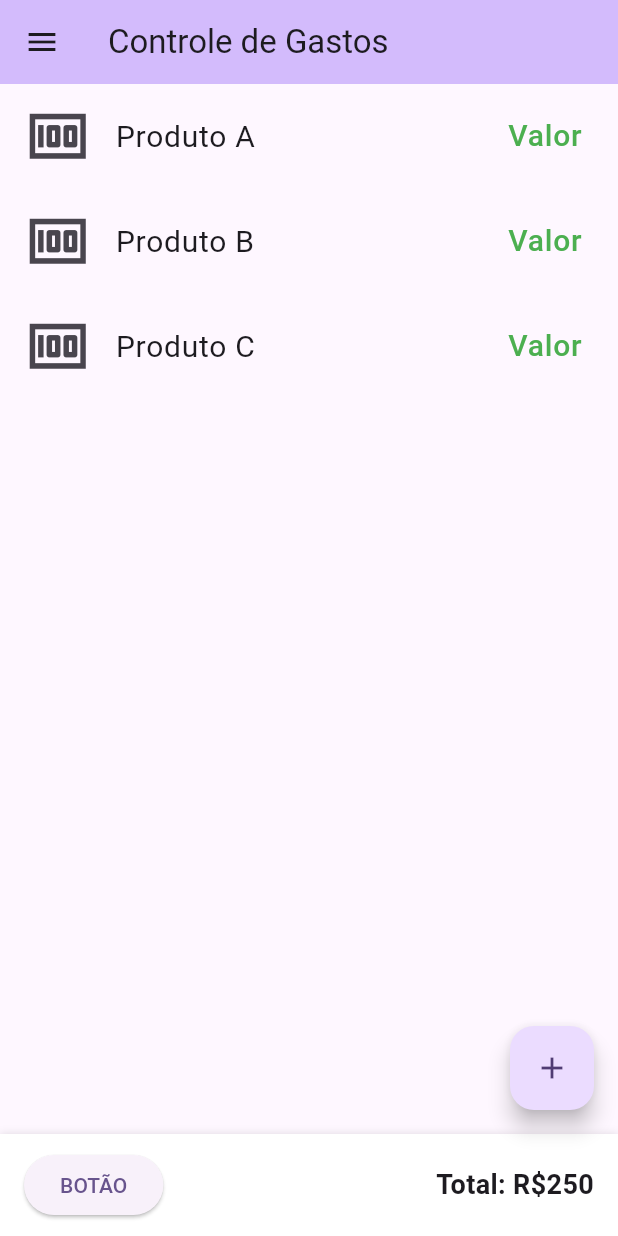
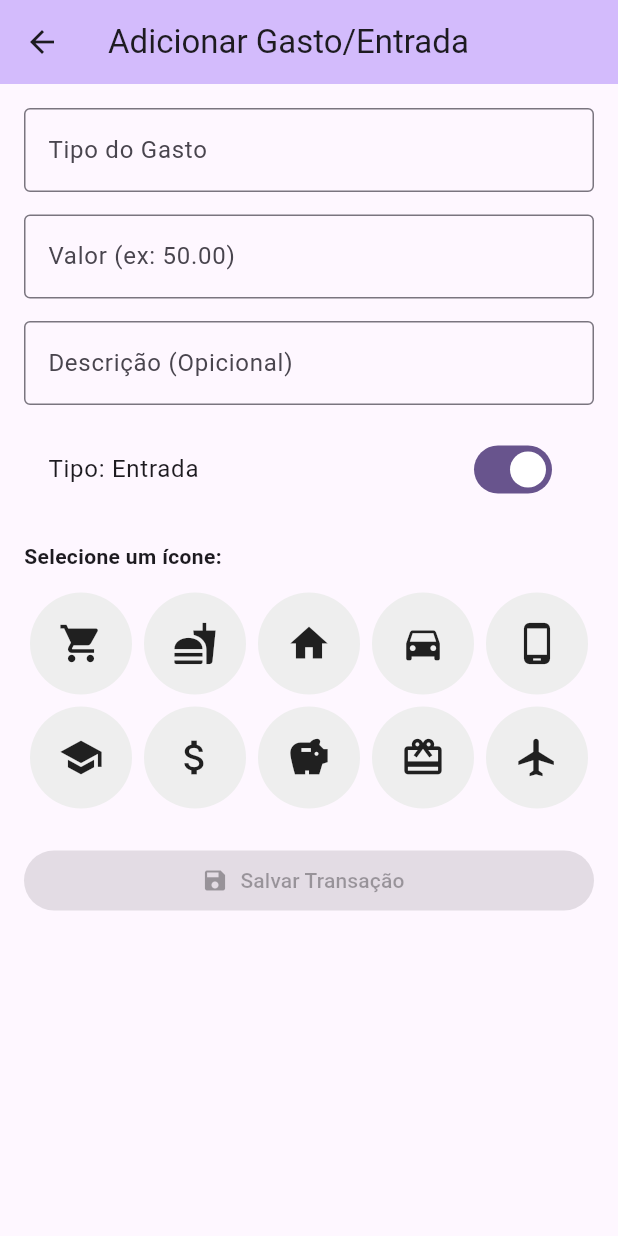
Before and after one commit to EsdrasSouza7/App-de-Controle-de-Gastos-Pessoais, a Flutter app: the screen it shows after launch, after a tap on the "add" icon, on a phone screen of 412 x 824 dp. Run offline on Flutter 3.47's test engine with Material 3 defaults, Android fonts, the phone set to English and light mode, and no system bars; our stand-ins replace sqflite; accounts and stored records are empty.

Commit message:
Tela Add Gastos Entrada

```diff
--- a/lib/app_widget.dart
+++ b/lib/app_widget.dart
@@ -1,5 +1,6 @@
 import 'package:controle_de_gasto/app_controler.dart';
-import 'package:controle_de_gasto/home_page.dart';
+import 'package:controle_de_gasto/screens/add_gasto_page.dart';
+import 'package:controle_de_gasto/screens/home_page.dart';
 import 'package:flutter/material.dart';
 
 class AppWidget extends StatelessWidget {
@@ -20,6 +21,7 @@ class AppWidget extends StatelessWidget {
           routes: {
            // '/': (context) => (),
             '/home': (context) => HomePage(),
+            '/add': (context) => AddGastoPage()
           },
         );
       },
--- a/lib/home_page.dart
+++ /dev/null
@@ -1,146 +0,0 @@
-import 'package:flutter/material.dart';
-
-class HomePage extends StatefulWidget {
-  const HomePage({super.key});
-
-  @override
-  State<HomePage> createState() => _HomePageState();
-}
-
-class _HomePageState extends State<HomePage> {
-  final Map<int, bool> _expandidos = {};
-
-  @override
-  Widget build(BuildContext context) {
-    final itens = ['Produto A', 'Produto B', 'Produto C'];
-
-    return Scaffold(
-      drawer: Drawer(
-        child: Column(
-          children: [
-            UserAccountsDrawerHeader(
-              accountName: Text('Controle de Gasto'),
-              accountEmail: Text(""),
-            ),
-            ListTile(
-              title: Text("Historico"),
-              subtitle: Text("Mostra o historico de Gastos dos Meses"),
-              onTap: () => {print("Historioco")},
-              leading: Icon(Icons.history),
-            ),
-          ],
-        ),
-      ),
-      appBar: AppBar(
-        backgroundColor: Theme.of(context).colorScheme.inversePrimary,
-        title: Text("Controle de Gastos"),
-      ),
-      body: SizedBox(
-        width: MediaQuery.of(context).size.width,
-        height: MediaQuery.of(context).size.height,
-        child: ListView.builder(
-          itemCount: itens.length,
-          itemBuilder: (context, index) {
-            final item = itens[index];
-            final expandido = _expandidos[index] ?? false;
-
-            return Column(
-              children: [
-                //ListTile
-                ListTile(
-                  minTileHeight: 70,
-                  leading: Icon(Icons.money, size: 45),
-                  title: Text(item, style: TextStyle(fontSize: 20)),
-                  trailing: Text(
-                    "Valor",
-                    style: TextStyle(fontSize: 20, color: Colors.green),
-                  ),
-                  onTap: () {
-                    setState(() {
-                      _expandidos[index] = !expandido;
-                    });
-                  },
-                  onLongPress: () {
-                    showModalBottomSheet(
-                      context: context,
-                      builder:
-                          (context) => Wrap(
-                            children: [
-                              ListTile(
-                                leading: Icon(Icons.edit),
-                                title: Text('Editar'),
-                                onTap: () {
-                                  Navigator.pop(context);
-                                  // ação de editar
-                                },
-                              ),
-                              ListTile(
-                                leading: Icon(Icons.delete),
-                                title: Text('Excluir'),
-                                onTap: () {
-                                  Navigator.pop(context);
-                                  // ação de excluir
-                                },
-                              ),
-                            ],
-                          ),
-                    );
-                  },
-                ),
-                AnimatedCrossFade(
-                  firstChild: Container(),
-                  secondChild: Padding(
-                    padding: const EdgeInsets.symmetric(horizontal: 16.0),
-                    child: Column(
-                      crossAxisAlignment: CrossAxisAlignment.start,
-                      children: [
-                        Divider(),
-                        Text('Descrição detalhada de $item'),
-                        SizedBox(height: 8),
-                        Text('Preço: R\$ ${(index + 1) * 10},00'),
-                        SizedBox(height: 8),
-                      ],
-                    ),
-                  ),
-                  crossFadeState:
-                      expandido
-                          ? CrossFadeState.showSecond
-                          : CrossFadeState.showFirst,
-                  duration: Duration(milliseconds: 300),
-                ),
-              ],
-            );
-          },
-        ),
-      ),
-
-      //Butões
-      floatingActionButton: FloatingActionButton(
-        onPressed: () => {},
-        child: Icon(Icons.add),
-      ),
-      bottomNavigationBar: Container(
-        padding: EdgeInsets.symmetric(horizontal: 16, vertical: 10),
-        decoration: BoxDecoration(
-          color: Colors.white,
-          boxShadow: [BoxShadow(color: Colors.black12, blurRadius: 4)],
-        ),
-        child: Row(
-          mainAxisAlignment: MainAxisAlignment.spaceBetween,
-          children: [
-            ElevatedButton(
-              onPressed: () {
-                // ação de finalizar compra
-              },
-              child: Text('BOTÃO'),
-            ),
-            Text(
-              'Total: R\$250',
-              style: TextStyle(fontSize: 18, fontWeight: FontWeight.bold),
-            ),
-          ],
-        ),
-      ),
-    );
-  }
-}
--- /dev/null
+++ b/lib/models/gastos_models.dart
@@ -0,0 +1,39 @@
+import 'package:flutter/material.dart';
+
+class Gastos {
+  final int? id;
+  final String tipoDoGasto;
+  final double valor;
+  final String? descricao;
+  final int iconCode;
+  final int entrada;
+
+  const Gastos({
+    required this.tipoDoGasto,
+    required this.valor,
+    this.descricao,
+    required this.entrada,
+    required this.iconCode,
+    this.id,
+  });
+
+  IconData get icon => IconData(iconCode, fontFamily: 'MaterialIcons');
+
+  factory Gastos.fromJson(Map<String, dynamic> json) => Gastos(
+    id: json['id'],
+    tipoDoGasto: json['tipoDoGasto'],
+    valor: json['valor'],
+    iconCode: json['iconCode'],
+    descricao: json['descricao'],
+    entrada: json['entrada']
+  );
+
+  Map<String, dynamic> toJson() => {
+    'id': id,
+    'tipoDoGasto': tipoDoGasto,
+    'valor': valor,
+    'iconCode': iconCode,
+    'descricao': descricao,
+    'entrada': entrada
+  };
+}
--- /dev/null
+++ b/lib/screens/add_gasto_page.dart
@@ -0,0 +1,151 @@
+import 'package:controle_de_gasto/models/gastos_models.dart';
+import 'package:controle_de_gasto/services/database_helper.dart';
+import 'package:flutter/material.dart';
+
+class AddGastoPage extends StatefulWidget {
+  const AddGastoPage({super.key});
+
+  @override
+  State<AddGastoPage> createState() => _AddGastoPageState();
+}
+
+class _AddGastoPageState extends State<AddGastoPage> {
+  final TextEditingController tipoController = TextEditingController();
+  final TextEditingController valorController = TextEditingController();
+  final TextEditingController descricaoController = TextEditingController();
+  final DatabaseHelper dbHelper = DatabaseHelper();
+
+
+  bool isEntrada = true;
+  IconData? iconeSelecionado;
+
+  bool podeSalvar = false;
+
+  final List<IconData> icones = [
+    Icons.shopping_cart,
+    Icons.fastfood,
+    Icons.home,
+    Icons.directions_car,
+    Icons.phone_android,
+    Icons.school,
+    Icons.attach_money,
+    Icons.savings,
+    Icons.card_giftcard,
+    Icons.flight,
+  ];
+
+  @override
+  void initState() {
+    super.initState();
+    tipoController.addListener(_validarCampos);
+    valorController.addListener(_validarCampos);
+  }
+
+  void _validarCampos() {
+    final tipo = tipoController.text.trim();
+    final valor = double.tryParse(valorController.text.trim()) ?? 0.0;
+
+    setState(() {
+      podeSalvar = tipo.isNotEmpty && valor > 0 && iconeSelecionado != null;
+    });
+  }
+
+  void _selecionarIcone(IconData icone) {
+    setState(() {
+      iconeSelecionado = icone;
+      _validarCampos();
+    });
+  }
+
+  void salvarTransacao() {
+    final tipo = tipoController.text;
+    final valor = double.tryParse(valorController.text) ?? 0.0;
+    final descricao = descricaoController.text;
+
+    final Gastos dados = Gastos(tipoDoGasto: tipo, valor: valor, entrada: isEntrada ? 1 : 0, iconCode: iconeSelecionado!.codePoint, descricao: descricao);
+
+
+    DatabaseHelper.addGastos(dados);
+
+    ScaffoldMessenger.of(context).showSnackBar(
+      SnackBar(content: Text('Transação salva com sucesso!')),
+    );
+
+    Navigator.pop(context);
+  }
+
+  @override
+  void dispose() {
+    tipoController.dispose();
+    valorController.dispose();
+    descricaoController.dispose();
+    super.dispose();
+  }
+
+  @override
+  Widget build(BuildContext context) {
+    return Scaffold(
+      appBar: AppBar(backgroundColor: Theme.of(context).colorScheme.inversePrimary, title: Text('Adicionar Gasto/Entrada')),
+      body: Padding(
+        padding: const EdgeInsets.all(16.0),
+        child: ListView(
+          children: [
+            TextField(
+              controller: tipoController,
+              decoration: InputDecoration(labelText: 'Tipo do Gasto', border: OutlineInputBorder(),),
+            ),
+            SizedBox(height: 15,),
+            TextField(
+              controller: valorController,
+              decoration: InputDecoration(labelText: 'Valor (ex: 50.00)', border: OutlineInputBorder(),),
+              keyboardType: TextInputType.numberWithOptions(decimal: true),
+            ),
+            SizedBox(height: 15,),
+            TextField(
+              controller: descricaoController,
+              decoration: InputDecoration(labelText: 'Descrição (Opicional)', border: OutlineInputBorder(),),
+            ),
+            SizedBox(height: 15,),
+            SwitchListTile(
+              title: Text(isEntrada ? 'Tipo: Entrada' : 'Tipo: Gasto'),
+              value: isEntrada,
+              onChanged: (value) => setState(() => isEntrada = value),
+            ),
+            SizedBox(height: 20),
+            Text('Selecione um ícone:', style: TextStyle(fontWeight: FontWeight.bold)),
+            SizedBox(height: 10),
+            GridView.count(
+              crossAxisCount: 5,
+              shrinkWrap: true,
+              physics: NeverScrollableScrollPhysics(),
+              children: icones.map((icone) {
+                final selecionado = iconeSelecionado == icone;
+                return GestureDetector(
+                  onTap: () => _selecionarIcone(icone),
+                  child: Container(
+                    margin: EdgeInsets.all(4),
+                    decoration: BoxDecoration(
+                      color: selecionado ? Colors.blue[100] : Colors.grey[200],
+                      shape: BoxShape.circle,
+                      border: Border.all(
+                        color: selecionado ? Colors.blue : Colors.transparent,
+                        width: 2,
+                      ),
+                    ),
+                    child: Icon(icone, size: 30, color: Colors.black87),
+                  ),
+                );
+              }).toList(),
+            ),
+            SizedBox(height: 20),
+            FilledButton.icon(
+              icon: Icon(Icons.save),
+              label: Text('Salvar Transação'),
+              onPressed: podeSalvar ? salvarTransacao : null,
+            ),
+          ],
+        ),
+      ),
+    );
+  }
+}
--- /dev/null
+++ b/lib/screens/home_page.dart
@@ -0,0 +1,159 @@
+import 'package:controle_de_gasto/models/gastos_models.dart';
+import 'package:controle_de_gasto/services/database_helper.dart';
+import 'package:flutter/material.dart';
+
+class HomePage extends StatefulWidget {
+  const HomePage({super.key});
+
+  @override
+  State<HomePage> createState() => _HomePageState();
+}
+
+class _HomePageState extends State<HomePage> {
+  final Map<int, bool> _expandidos = {};
+  final DatabaseHelper dbHelper = DatabaseHelper();
+
+  @override
+  Widget build(BuildContext context) {
+
+    return Scaffold(
+      drawer: Drawer(
+        child: Column(
+          children: [
+            UserAccountsDrawerHeader(
+              accountName: Text('Controle de Gasto'),
+              accountEmail: Text(""),
+            ),
+            ListTile(
+              title: Text("Historico"),
+              subtitle: Text("Mostra o historico de Gastos dos Meses"),
+              onTap: () => {print("Historico")},
+              leading: Icon(Icons.history),
+            ),
+          ],
+        ),
+      ),
+      appBar: AppBar(
+        backgroundColor: Theme.of(context).colorScheme.inversePrimary,
+        title: Text("Controle de Gastos"),
+      ),
+      body: SizedBox(
+        width: MediaQuery.of(context).size.width,
+        height: MediaQuery.of(context).size.height,
+        //body
+        child: FutureBuilder<List<Gastos>?>(
+          future: DatabaseHelper.getAllGastos(),
+          builder: (context, snapshot) {
+            if (snapshot.connectionState == ConnectionState.waiting) {
+              return Center(child: CircularProgressIndicator());
+            } else if (snapshot.hasError) {
+              return Center(child: Text('Erro: ${snapshot.error}'));
+            } else if (!snapshot.hasData || snapshot.data!.isEmpty) {
+              return Center(child: Text('Nenhum gasto/entrada encontrado.'));
+            }
+
+            final gastos = snapshot.data!;
+
+            return ListView.builder(
+              itemBuilder: (context, index) {
+                final expandido = _expandidos[index] ?? false;
+                final gasto = gastos[index];
+
+                return Column(
+                  children: [
+                    //ListTile
+                    ListTile(
+                      minTileHeight: 70,
+                      leading: Icon(Icons.money, size: 45),
+                      title: Text(gasto.tipoDoGasto, style: TextStyle(fontSize: 20)),
+                      // ignore: unrelated_type_equality_checks
+                      trailing: Text('R\$ ${gasto.valor.toStringAsFixed(2)}',style: TextStyle(fontSize: 20, color: gasto.entrada == 1 ? Colors.green : Colors.red),
+                      ),
+                      onTap: () {
+                        setState(() {
+                          _expandidos[index] = !expandido;
+                        });
+                      },
+                      onLongPress: () {
+                        showModalBottomSheet(
+                          context: context,
+                          builder:
+                              (context) => Wrap(
+                                children: [
+                                  ListTile(
+                                    leading: Icon(Icons.edit),
+                                    title: Text('Editar'),
+                                    onTap: () {
+                                      Navigator.pop(context);
+                                      // ação de editar
+                                    },
+                                  ),
+                                  ListTile(
+                                    leading: Icon(Icons.delete),
+                                    title: Text('Excluir'),
+                                    onTap: () {
+                                      Navigator.pop(context);
+                                      // ação de excluir
+                                    },
+                                  ),
+                                ],
+                              ),
+                        );
+                      },
+                    ),
+                    AnimatedCrossFade(
+                      firstChild: Container(),
+                      secondChild: Padding(
+                        padding: const EdgeInsets.symmetric(horizontal: 16.0),
+                        child: Column(
+                          crossAxisAlignment: CrossAxisAlignment.start,
+                          children: [
+                            Divider(),
+                            Text(gasto.descricao == null ? gasto.descricao! : "Sem Descrição"),
+                          ],
+                        ),
+                      ),
+                      crossFadeState:
+                          expandido
+                              ? CrossFadeState.showSecond
+                              : CrossFadeState.showFirst,
+                      duration: Duration(milliseconds: 300),
+                    ),
+                  ],
+                );
+              },
+            );
+          },
+        ),
+      ),
+
+      //Butões
+      floatingActionButton: FloatingActionButton(
+        onPressed: () => {Navigator.of(context).pushNamed('/add')},
+        child: Icon(Icons.add),
+      ),
+      bottomNavigationBar: Container(
+        padding: EdgeInsets.symmetric(horizontal: 16, vertical: 10),
+        decoration: BoxDecoration(
+          color: Colors.white,
+          boxShadow: [BoxShadow(color: Colors.black12, blurRadius: 4)],
+        ),
+        child: Row(
+          mainAxisAlignment: MainAxisAlignment.spaceBetween,
+          children: [
+            ElevatedButton(
+              onPressed: () {
+                //TODO Grafico de Gastos
+              },
+              child: Text('BOTÃO'),
+            ),
+            Text(
+              'Total: R\$250',
+              style: TextStyle(fontSize: 18, fontWeight: FontWeight.bold),
+            ),
+          ],
+        ),
+      ),
+    );
+  }
+}
--- /dev/null
+++ b/lib/services/database_helper.dart
@@ -0,0 +1,55 @@
+import 'package:controle_de_gasto/models/gastos_models.dart';
+import 'package:sqflite/sqflite.dart';
+import 'package:path/path.dart';
+
+class DatabaseHelper {
+  static const _version = 1;
+  static const _dbName = "Gastos.db";
+
+  static Future<Database> _getDB() async {
+    return openDatabase(
+      join(await getDatabasesPath(), _dbName),
+      onCreate:
+          (db, version) async => await db.execute(
+            "CREATE TABLE Gastos(id INTEGER PRIMARY KEY AUTOINCREMENT, tipoDoGasto TEXT NOT NULL, valor DOUBLE NOT NULL, descricao TEXT, iconCode INTEGER NOT NULL, entrada INTEGER Not NULL);",
+          ),
+      version: _version,
+    );
+  }
+
+  static Future<int> addGastos(Gastos gasto) async {
+    final db = await _getDB();
+    return await db.insert(
+      "Gastos",
+      gasto.toJson(),
+      conflictAlgorithm: ConflictAlgorithm.replace,
+    );
+  }
+
+  static Future<int> updateGastos(Gastos gasto) async {
+    final db = await _getDB();
+    return await db.update(
+      "Gastos",
+      gasto.toJson(),
+      where: 'id = ?',
+      whereArgs: [gasto.id],
+      conflictAlgorithm: ConflictAlgorithm.replace,
+    );
+  }
+
+  static Future<int> deleteGastos(Gastos gasto) async {
+    final db = await _getDB();
+    return await db.delete("Gastos", where: 'id = ?', whereArgs: [gasto.id]);
+  }
+
+  static Future<List<Gastos>?> getAllGastos() async {
+    final db = await _getDB();
+    final List<Map<String, dynamic>> maps = await db.query("Gastos");
+
+    if (maps.isEmpty) {
+      return null;
+    }
+
+    return List.generate(maps.length, (index) => Gastos.fromJson(maps[index]));
+  }
+}
--- a/pubspec.yaml
+++ b/pubspec.yaml
@@ -34,6 +34,8 @@ dependencies:
   # The following adds the Cupertino Icons font to your application.
   # Use with the CupertinoIcons class for iOS style icons.
   cupertino_icons: ^1.0.8
+  sqflite: ^2.4.2
+  path: ^1.9.1
 
 dev_dependencies:
   flutter_test:
```
Also changed, not shown: pubspec.lock, 2 other files.
